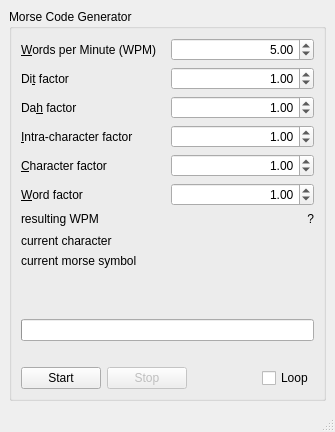
First picture: the form in test_morse/mainwindow.ui, repository radi8/Morse, before the edit.
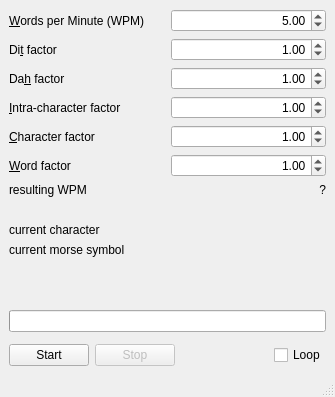
Second picture: the form after the edit. Custom widgets are drawn as their Qt base class.

Commit message: test_morse: simplified layout

The edit to the form file:
```diff
--- a/test_morse/mainwindow.ui
+++ b/test_morse/mainwindow.ui
@@ -7,19 +7,13 @@
     <x>0</x>
     <y>0</y>
     <width>335</width>
-    <height>432</height>
+    <height>397</height>
    </rect>
   </property>
   <property name="windowTitle">
    <string>MainWindow</string>
   </property>
   <widget class="QWidget" name="centralwidget">
-   <layout class="QHBoxLayout" name="horizontalLayout_2">
-    <item>
-     <widget class="QGroupBox" name="groupBox">
-      <property name="title">
-       <string>Morse Code Generator</string>
-      </property>
       <layout class="QVBoxLayout" name="verticalLayout">
        <item>
         <layout class="QGridLayout" name="gridLayout">
@@ -292,7 +286,7 @@
            <property name="sizeHint" stdset="0">
             <size>
              <width>20</width>
-             <height>40</height>
+          <height>20</height>
             </size>
            </property>
           </spacer>
@@ -307,7 +301,7 @@
          <property name="sizeHint" stdset="0">
           <size>
            <width>20</width>
-           <height>82</height>
+        <height>20</height>
           </size>
          </property>
         </spacer>
@@ -329,7 +323,7 @@
         </widget>
        </item>
        <item>
-        <widget class="MorseScroller" name="scrollWidget">
+     <widget class="MorseScroller" name="scrollWidget" native="true">
          <property name="sizePolicy">
           <sizepolicy hsizetype="Preferred" vsizetype="Fixed">
            <horstretch>0</horstretch>
@@ -381,9 +375,6 @@
        </item>
       </layout>
      </widget>
-    </item>
-   </layout>
-  </widget>
   <widget class="QMenuBar" name="menubar">
    <property name="geometry">
     <rect>
@@ -399,7 +390,7 @@
  <customwidgets>
   <customwidget>
    <class>MorseScroller</class>
-   <extends>QLabel</extends>
+   <extends>QWidget</extends>
    <header>scroller.h</header>
   </customwidget>
  </customwidgets>
```
Left out of the diff: 99 changed lines with no effect on the pictures. Lines whose indentation alone changed are shown as unchanged.
